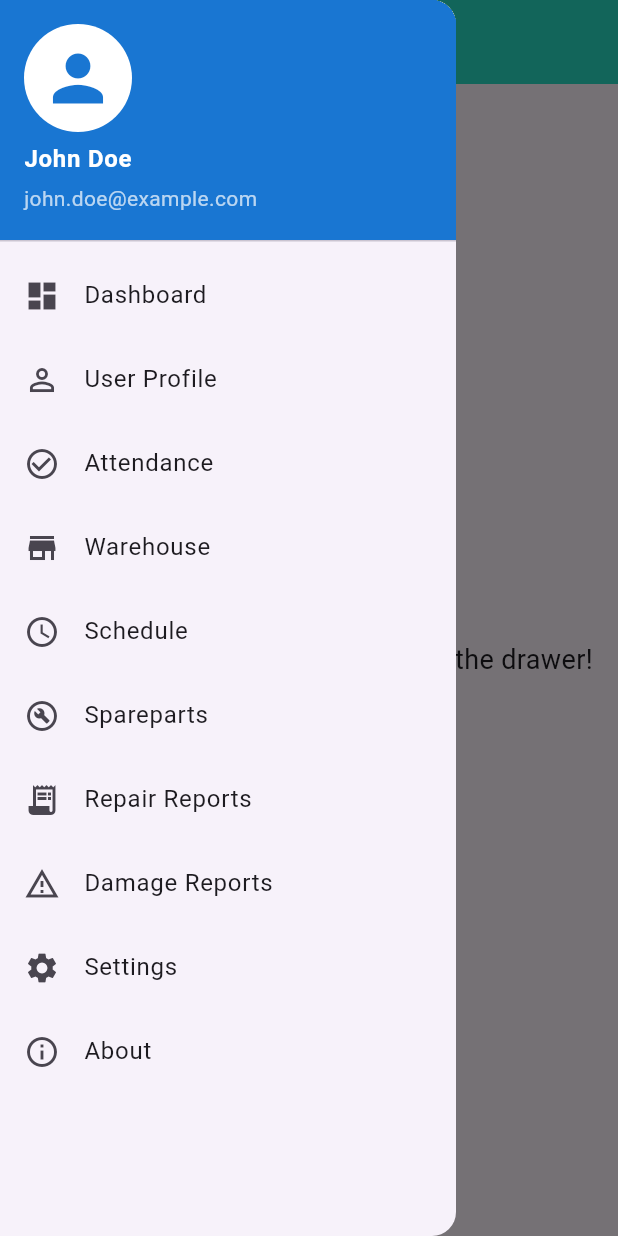
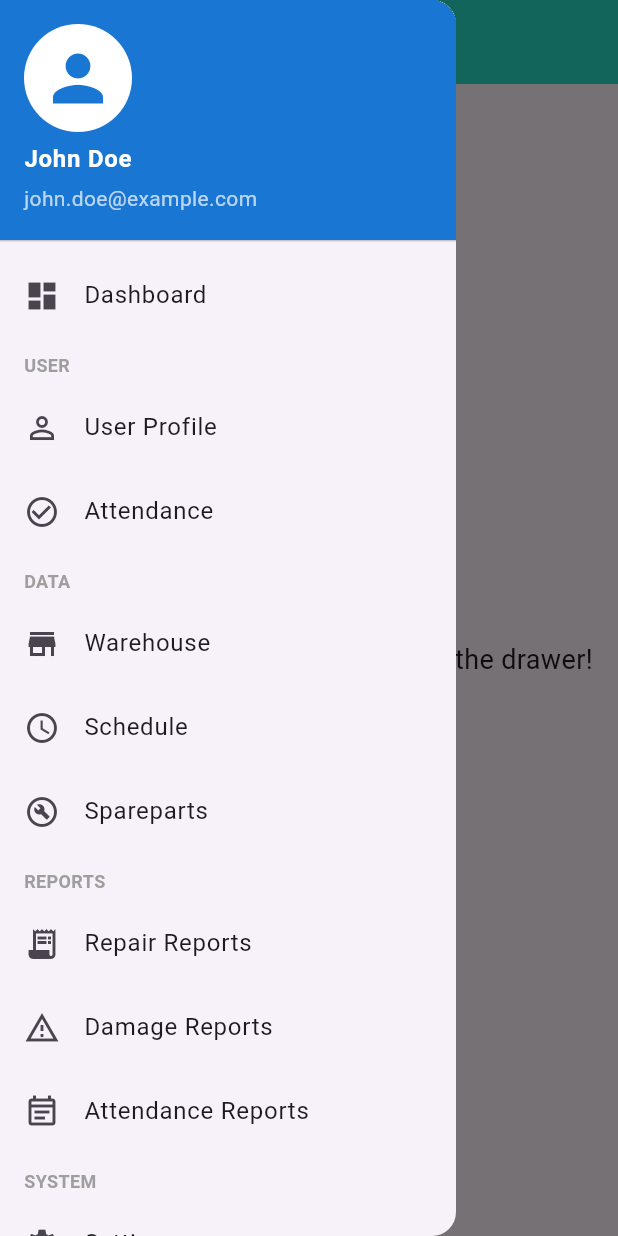
Before and after one commit to Alex16oz/aplikasiflutter1, a Flutter app: the screen it shows after launch, with the side drawer open, on a phone screen of 412 x 824 dp. Run offline on Flutter 3.47's test engine with Material 3 defaults, Android fonts, the phone set to English and light mode, and no system bars.

Commit message:
sebelum pemecahan ke folder

```diff
--- a/lib/main.dart
+++ b/lib/main.dart
@@ -82,6 +82,18 @@ class SimplePageWithAppBar extends StatelessWidget {
                 Navigator.pop(context);
               },
             ),
+            // Separator for User
+            const Padding(
+              padding: EdgeInsets.only(left: 16.0, top: 10.0, bottom: 5.0),
+              child: Text(
+                'USER',
+                style: TextStyle(
+                  fontSize: 12.0,
+                  fontWeight: FontWeight.bold,
+                  color: Colors.grey, // Or your desired color
+                ),
+              ),
+            ),
             ListTile(
               leading: const Icon(Icons.person_outline),
               title: const Text('User Profile'),
@@ -97,6 +109,18 @@ class SimplePageWithAppBar extends StatelessWidget {
                 print('Attendance tapped');
                 Navigator.pop(context);
               },
+            ),
+            // Separator for Data
+            const Padding(
+              padding: EdgeInsets.only(left: 16.0, top: 10.0, bottom: 5.0),
+              child: Text(
+                'DATA',
+                style: TextStyle(
+                  fontSize: 12.0,
+                  fontWeight: FontWeight.bold,
+                  color: Colors.grey, // Or your desired color
+                ),
+              ),
             ),
             ListTile(
               leading: const Icon(Icons.store_mall_directory),
@@ -122,6 +146,18 @@ class SimplePageWithAppBar extends StatelessWidget {
                 Navigator.pop(context);
               },
             ),
+            // Separator for Reports
+            const Padding(
+              padding: EdgeInsets.only(left: 16.0, top: 10.0, bottom: 5.0),
+              child: Text(
+                'REPORTS',
+                style: TextStyle(
+                  fontSize: 12.0,
+                  fontWeight: FontWeight.bold,
+                  color: Colors.grey, // Or your desired color
+                ),
+              ),
+            ),
             ListTile(
               leading: const Icon(Icons.receipt_long),
               title: const Text('Repair Reports'),
@@ -137,6 +173,27 @@ class SimplePageWithAppBar extends StatelessWidget {
                 print('Damage Reports tapped');
                 Navigator.pop(context);
               },
+            ),
+            // New "Attendance Reports" item
+            ListTile(
+              leading: const Icon(Icons.event_note_outlined), // Example icon
+              title: const Text('Attendance Reports'),
+              onTap: () {
+                print('Attendance Reports tapped');
+                Navigator.pop(context);
+              },
+            ),
+            // Separator for System
+            const Padding(
+              padding: EdgeInsets.only(left: 16.0, top: 10.0, bottom: 5.0),
+              child: Text(
+                'SYSTEM',
+                style: TextStyle(
+                  fontSize: 12.0,
+                  fontWeight: FontWeight.bold,
+                  color: Colors.grey, // Or your desired color
+                ),
+              ),
             ),
             ListTile(
               leading: const Icon(Icons.settings),
```
